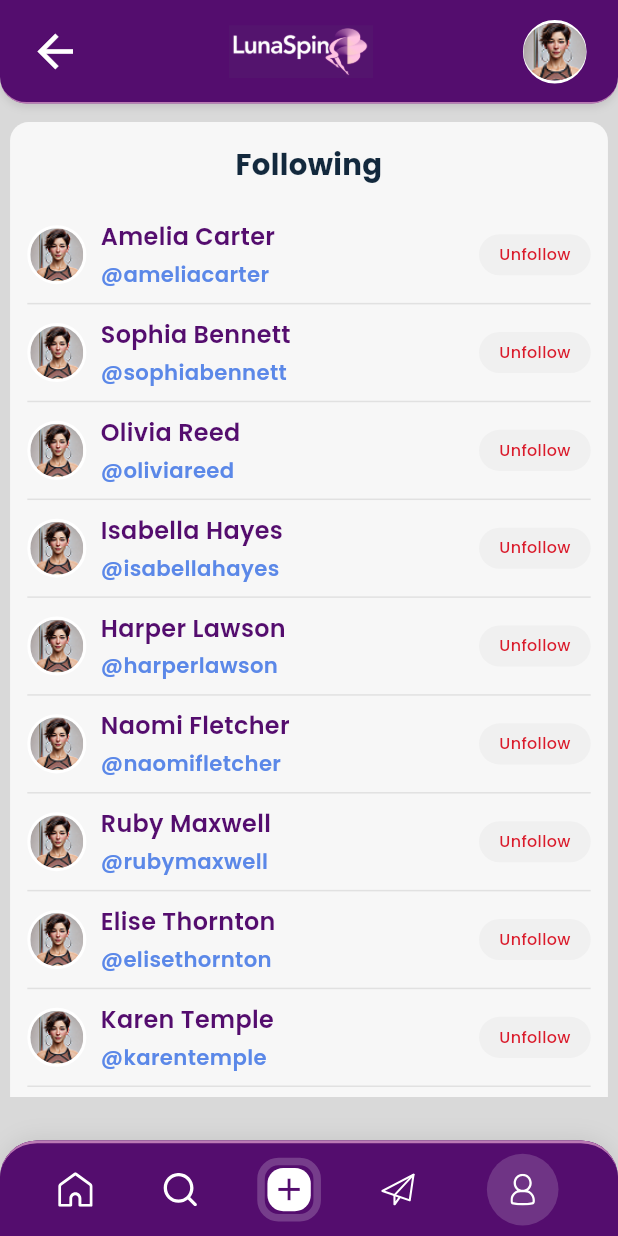
After one commit to sparktechagency/lunaSpin, a Flutter app: the FollowingScreen screen opened by its route, on a phone screen of 412 x 824 dp. The commit adds this screen. Run offline on Flutter 3.47's test engine with Material 3 defaults, Android fonts, the phone set to English and light mode, and no system bars; our stand-ins replace cached_network_image, dio, flutter_dotenv, flutter_html, flutter_local_notifications, flutter_screenutil and 10 more; accounts and stored records are empty; network calls fail; project files that could hold a hidden picture were left out.

Commit message:
coplete following and follower screen

```diff
--- a/luna_spain/lib/config/route/app_routes.dart
+++ b/luna_spain/lib/config/route/app_routes.dart
@@ -17,6 +17,8 @@ import '../../features/onboarding_screen/screen/sign_in_sign_up_screen.dart';
 import '../../features/profile/presentation/screen/edit_profile.dart';
 import '../../features/profile/presentation/screen/profile_screen.dart';
 import '../../features/profile/presentation/screen/profile_empty_screen.dart';
+import '../../features/profile/presentation/screen/following_screen.dart';
+import '../../features/profile/presentation/screen/followers_screen.dart';
 import '../../features/setting/presentation/screen/privacy_policy_screen.dart';
 import '../../features/setting/presentation/screen/setting_screen.dart';
 import '../../features/setting/presentation/screen/terms_of_services_screen.dart';
@@ -51,6 +53,8 @@ class AppRoutes {
   static const String accountConfirmed = "/account_confirmed_screen.dart";
   static const String addProfileDetails = "/add_profile_details_screen.dart";
   static const String addProfilePicture = "/add_profile_picture_screen.dart";
+  static const String following = "/following_screen.dart";
+  static const String followers = "/followers_screen.dart";
 
   static List<GetPage> routes = [
     GetPage(name: splash, page: () => const SplashScreen()),
@@ -66,7 +70,7 @@ class AppRoutes {
     GetPage(name: chat, page: () => const ChatListScreen()),
     GetPage(name: message, page: () => const MessageScreen()),
     GetPage(name: profile, page: () => const ProfileScreen()),
-    GetPage(name: profileEmpty, page: () =>  ProfileEmptyScreen()),
+    GetPage(name: profileEmpty, page: () => const ProfileEmptyScreen()),
     GetPage(name: editProfile, page: () => EditProfile()),
     GetPage(name: privacyPolicy, page: () => const PrivacyPolicyScreen()),
     GetPage(name: termsOfServices, page: () => const TermsOfServicesScreen()),
@@ -77,5 +81,7 @@ class AppRoutes {
     GetPage(name: accountConfirmed, page: () => const AccountConfirmedScreen()),
     GetPage(name: addProfileDetails, page: () => const AddProfileDetailsScreen()),
     GetPage(name: addProfilePicture, page: () => const AddProfilePictureScreen()),
+    GetPage(name: following, page: () => const FollowingScreen()),
+    GetPage(name: followers, page: () => const FollowersScreen()),
   ];
 }
--- a/luna_spain/lib/features/auth/forgot password/presentation/screen/forgot_password.dart
+++ b/luna_spain/lib/features/auth/forgot password/presentation/screen/forgot_password.dart
@@ -125,6 +125,7 @@ class ForgotPasswordScreen extends StatelessWidget {
                                 child: CommonText(
                                   text: AppString.cancel,
                                   fontSize: 16,
+                                  underline: true,
                                   color: Colors.red,
                                   fontWeight: FontWeight.w600,
                                 ),
@@ -155,11 +156,11 @@ class ForgotPasswordScreen extends StatelessWidget {
                               CommonText(
                                 text: AppString.termsOfServices,
                                 fontSize: 12,
+                                underline: true,
                                 fontWeight: FontWeight.w500,
                                 color: AppColors.white.withOpacity(0.9),
                               ),
 
-                              Container(width: 120.w, height: 1.h, color: AppColors.white.withOpacity(0.9),)
                             ],
                           ),
                         ),
@@ -175,11 +176,11 @@ class ForgotPasswordScreen extends StatelessWidget {
                               CommonText(
                                 text: AppString.privacyPolicy,
                                 fontSize: 12,
+                                underline: true,
                                 fontWeight: FontWeight.w500,
                                 color: AppColors.white.withOpacity(0.9),
                               ),
 
-                              Container(width: 95.w, height: 1.h, color: AppColors.white.withOpacity(0.9),)
                             ],
                           ),
                         ),
--- /dev/null
+++ b/luna_spain/lib/features/profile/presentation/controller/followers_controller.dart
@@ -0,0 +1,46 @@
+import 'package:flutter/widgets.dart';
+import 'package:get/get.dart';
+
+class FollowersController extends GetxController {
+  final ScrollController scrollController = ScrollController();
+
+  // Mock followers with follow status
+  final RxList<_Follower> followers = <_Follower>[
+    _Follower(name: 'Amelia Carter', handle: '@ameliacarter', isFollowing: false),
+    _Follower(name: 'Sophia Bennett', handle: '@sophiabennett', isFollowing: true),
+    _Follower(name: 'Olivia Reed', handle: '@oliviareed', isFollowing: false),
+    _Follower(name: 'Isabella Hayes', handle: '@isabellahayes', isFollowing: true),
+    _Follower(name: 'Harper Lawson', handle: '@harperlawson', isFollowing: true),
+    _Follower(name: 'Naomi Fletcher', handle: '@naomifletcher', isFollowing: false),
+    _Follower(name: 'Ruby Maxwell', handle: '@rubymaxwell', isFollowing: true),
+    _Follower(name: 'Elise Thornton', handle: '@elisethornton', isFollowing: false),
+    _Follower(name: 'Karen Temple', handle: '@karentemple', isFollowing: true),
+    _Follower(name: 'Jackie Gondae', handle: '@jackiegondae', isFollowing: true),
+    _Follower(name: 'Olivia Reed', handle: '@oliviareed', isFollowing: false),
+    _Follower(name: 'Isabella Hayes', handle: '@isabellahayes', isFollowing: true),
+  ].obs;
+
+  void toggleFollow(int index) {
+    final current = followers[index];
+    followers[index] = current.copyWith(isFollowing: !current.isFollowing);
+  }
+
+  @override
+  void onClose() {
+    scrollController.dispose();
+    super.onClose();
+  }
+}
+
+class _Follower {
+  final String name;
+  final String handle;
+  final bool isFollowing;
+  const _Follower({required this.name, required this.handle, required this.isFollowing});
+
+  _Follower copyWith({String? name, String? handle, bool? isFollowing}) => _Follower(
+        name: name ?? this.name,
+        handle: handle ?? this.handle,
+        isFollowing: isFollowing ?? this.isFollowing,
+      );
+}
--- /dev/null
+++ b/luna_spain/lib/features/profile/presentation/controller/following_controller.dart
@@ -0,0 +1,34 @@
+import 'package:flutter/widgets.dart';
+import 'package:get/get.dart';
+
+class FollowingController extends GetxController {
+  final ScrollController scrollController = ScrollController();
+
+  final List<Map<String, String>> users = [
+    {'name': 'Amelia Carter', 'handle': '@ameliacarter'},
+    {'name': 'Sophia Bennett', 'handle': '@sophiabennett'},
+    {'name': 'Olivia Reed', 'handle': '@oliviareed'},
+    {'name': 'Isabella Hayes', 'handle': '@isabellahayes'},
+    {'name': 'Harper Lawson', 'handle': '@harperlawson'},
+    {'name': 'Naomi Fletcher', 'handle': '@naomifletcher'},
+    {'name': 'Ruby Maxwell', 'handle': '@rubymaxwell'},
+    {'name': 'Elise Thornton', 'handle': '@elisethornton'},
+    {'name': 'Karen Temple', 'handle': '@karentemple'},
+    {'name': 'Jackie Gondae', 'handle': '@jackiegondae'},
+    {'name': 'Olivia Reed', 'handle': '@oliviareed'},
+    {'name': 'Isabella Hayes', 'handle': '@isabellahayes'},
+  ];
+
+  @override
+  void onInit() {
+    super.onInit();
+    // Example: attach pagination later
+    // scrollController.addListener(_onScroll);
+  }
+
+  @override
+  void onClose() {
+    scrollController.dispose();
+    super.onClose();
+  }
+}
--- /dev/null
+++ b/luna_spain/lib/features/profile/presentation/screen/following_screen.dart
@@ -0,0 +1,252 @@
+import 'package:flutter/material.dart';
+import 'package:flutter_screenutil/flutter_screenutil.dart';
+import 'package:get/get.dart';
+import 'package:luna_spain/component/bottom_nav_bar/common_bottom_bar.dart';
+import 'package:luna_spain/component/image/common_image.dart';
+import 'package:luna_spain/component/text/common_text.dart';
+import 'package:luna_spain/utils/constants/app_colors.dart';
+import 'package:luna_spain/utils/constants/app_icons.dart';
+import 'package:luna_spain/utils/constants/app_images.dart';
+import 'package:luna_spain/utils/extensions/extension.dart';
+import 'package:luna_spain/features/profile/presentation/controller/following_controller.dart';
+
+class FollowingScreen extends StatelessWidget {
+  const FollowingScreen({super.key});
+
+  @override
+  Widget build(BuildContext context) {
+    final FollowingController controller = Get.put(FollowingController());
+    final users = controller.users;
+
+    return Scaffold(
+      appBar: PreferredSize(
+        preferredSize: const Size.fromHeight(0),
+        child: AppBar(
+          backgroundColor: AppColors.colourPrimaryPurple,
+        ),
+      ),
+      extendBody: true,
+      body: Container(
+        decoration: BoxDecoration(
+          color: AppColors.colorGreyScalGrey,
+
+          borderRadius: BorderRadius.circular(16.r),
+          boxShadow: [
+            BoxShadow(
+              color: Colors.black.withOpacity(0.08),
+              blurRadius: 12,
+              offset: const Offset(0, 6),
+            ),
+          ],
+        ),
+        child: Column(
+          crossAxisAlignment: CrossAxisAlignment.start,
+          children: [
+
+            _TopBar(),
+
+            Expanded(
+              child: Scrollbar(
+                thumbVisibility: false,
+                child: SingleChildScrollView(
+                  controller: controller.scrollController,
+                  padding: EdgeInsets.zero,
+                  child: Container(
+                    margin: EdgeInsets.only(top: 14.h, right: 7.w, left: 7.w, bottom: 16.h),
+                    decoration: BoxDecoration(
+                      borderRadius: BorderRadius.circular(14.r),
+                      color: AppColors.colorGreyScalBlack20,
+                    ),
+                    child: Column(
+                      crossAxisAlignment: CrossAxisAlignment.stretch,
+                      children: [
+                        Padding(
+                          padding: EdgeInsets.fromLTRB(16.w, 16.h, 16.w, 8.h),
+                          child: Center(
+                            child: CommonText(
+                              text: 'Following',
+                              fontSize: 22,
+                              fontWeight: FontWeight.w700,
+                              color: AppColors.colourGreyScaleBlack,
+                            ),
+                          ),
+                        ),
+
+                        ListView.separated(
+                          padding: EdgeInsets.symmetric(vertical: 8.h),
+                          shrinkWrap: true,
+                          physics: const NeverScrollableScrollPhysics(),
+                          itemBuilder: (context, index) {
+                            final u = users[index];
+                            return Padding(
+                              padding: EdgeInsets.symmetric(horizontal: 12.w, vertical: 10.h),
+                              child: Row(
+                                crossAxisAlignment: CrossAxisAlignment.center,
+                                children: [
+                                  Container(
+                                    decoration: BoxDecoration(
+
+                                     shape: BoxShape.circle,
+                                     border: Border.all(color: AppColors.white, width: 2)
+                                        ),
+                                    child: ClipOval(
+                                      child: CommonImage(
+                                        imageSrc: AppImages.man,
+                                        height: 40.r,
+                                        width: 40.r,
+                                        fill: BoxFit.cover,
+                                      ),
+                                    ),
+                                  ),
+                                  10.width,
+                                  Expanded(
+                                    child: Column(
+                                      crossAxisAlignment: CrossAxisAlignment.start,
+                                      children: [
+                                        CommonText(
+                                          text: u['name'] as String,
+                                          fontSize: 18,
+                                          fontWeight: FontWeight.w600,
+                                          color: AppColors.colourPrimaryPurple,
+                                        ),
+                                        4.height,
+                                        CommonText(
+                                          text: u['handle'] as String,
+                                          fontSize: 16,
+                                          fontWeight: FontWeight.w600,
+                                          color: AppColors.colorPrimaryBlue,
+                                        ),
+                                      ],
+                                    ),
+                                  ),
+                                  _UnfollowPill(onTap: () {}),
+                                ],
+                              ),
+                            );
+                          },
+                          separatorBuilder: (context, index) => Padding(
+                            padding: EdgeInsets.only(left: 12.w, right: 12.w),
+                            child: Divider(
+                              height: 1,
+                              thickness: 1,
+                              color: AppColors.colorGreyScalBlack80,
+                            ),
+                          ),
+                          itemCount: users.length,
+                        ),
+                      ],
+                    ),
+                  ),
+                ),
+              ),
+            ),
+
+        105.height
+       ],
+        ),
+      ),
+        bottomNavigationBar: Container(
+        decoration: BoxDecoration(
+          color: AppColors.colourPrimaryPurple, // iOS safe area color
+          borderRadius: BorderRadius.only(
+            topLeft: Radius.circular(28.r),
+            topRight: Radius.circular(28.r),
+          ),
+        ),
+
+        child: SafeArea(top: false, child: CommonBottomNavBar(currentIndex: 3)),
+      ),
+    );
+  }
+}
+
+class _TopBar extends StatelessWidget {
+  @override
+  Widget build(BuildContext context) {
+    return Container(
+      padding: EdgeInsets.only(
+        left: 20.w,
+        right: 20.w,
+        top: 15.h,
+        bottom: 14.h,
+      ),
+      decoration: BoxDecoration(
+        border: Border(
+          bottom: BorderSide(
+            color: AppColors.colorPrimaryPink.withOpacity(0.6),
+            width: 1.w,
+          ),
+        ),
+        color: AppColors.colourPrimaryPurple,
+        boxShadow: [
+          BoxShadow(
+            color: Colors.black.withOpacity(0.1),
+            offset: const Offset(0, 2),
+            blurRadius: 4,
+          ),
+        ],
+        borderRadius: BorderRadius.only(
+          bottomLeft: Radius.circular(20.r),
+          bottomRight: Radius.circular(20.r),
+        ),
+      ),
+      child: Row(
+        mainAxisAlignment: MainAxisAlignment.spaceBetween,
+        children: [
+
+          Icon(Icons.arrow_back, color: AppColors.white, size: 40.h),
+
+
+          CommonImage(
+            imageSrc: AppImages.logoWithBg,
+            height: 40.h,
+            width: 115.w,
+            fill: BoxFit.contain,
+          ),
+          Container(
+            width: 48.w,
+            height: 48.h,
+            decoration: BoxDecoration(
+              shape: BoxShape.circle,
+              border: Border.all(color: AppColors.white, width: 2),
+            ),
+            child: ClipOval(
+              child: CommonImage(
+                imageSrc: AppImages.man,
+                height: 48.h,
+                width: 48.w,
+                fill: BoxFit.cover,
+              ),
+            ),
+          ),
+        ],
+      ),
+    );
+  }
+}
+
+class _UnfollowPill extends StatelessWidget {
+  final VoidCallback onTap;
+  const _UnfollowPill({required this.onTap});
+
+  @override
+  Widget build(BuildContext context) {
+    return GestureDetector(
+      onTap: onTap,
+      child: Container(
+        padding: EdgeInsets.symmetric(horizontal: 14.w, vertical: 7.h),
+        decoration: BoxDecoration(
+          color: AppColors.colourGreyScaleGreyTint40,
+          borderRadius: BorderRadius.circular(16.r),
+        //  border: Border.all(color: AppColors.colorPrimaryPink, width: 1),
+        ),
+        child: CommonText(
+          text: 'Unfollow',
+          fontSize: 12,
+          fontWeight: FontWeight.w500,
+          color: AppColors.colorNoticeError,
+        ),
+      ),
+    );
+  }
+}
--- a/luna_spain/lib/utils/constants/app_colors.dart
+++ b/luna_spain/lib/utils/constants/app_colors.dart
@@ -66,7 +66,11 @@ class AppColors {
   static const Color colorNoticeWaring = Color(0xffF4A261);
   static const Color colourSecondaryGoldenhaze = Color(0xffFFC857);
   static const Color colorNotice = Color(0xff457B9D);
+  static const Color colorNoticeError = Color(0xffDA1B2B);
   static const Color colorGreyScalBlack60 = Color(0xff13293D);
+  static const Color colorGreyScalBlack20 = Color(0xffF7F7F7);
+  static const Color colorGreyScalBlack80 = Color(0xffE1E1E1);
+  static const Color colorGreyScalGrey = Color(0xffD9D9D9);
 
 
 
```
Also changed, not shown: luna_spain/lib/features/auth/sign in/presentation/screen/sign_in_screen.dart (+4 -10 lines), luna_spain/lib/features/auth/sign up/presentation/screen/sign_up_screen.dart (+8 -17 lines), luna_spain/lib/features/profile/presentation/screen/followers_screen.dart (added, +239 -0 lines), luna_spain/lib/features/profile/presentation/screen/profile_empty_screen.dart (+15 -5 lines).
